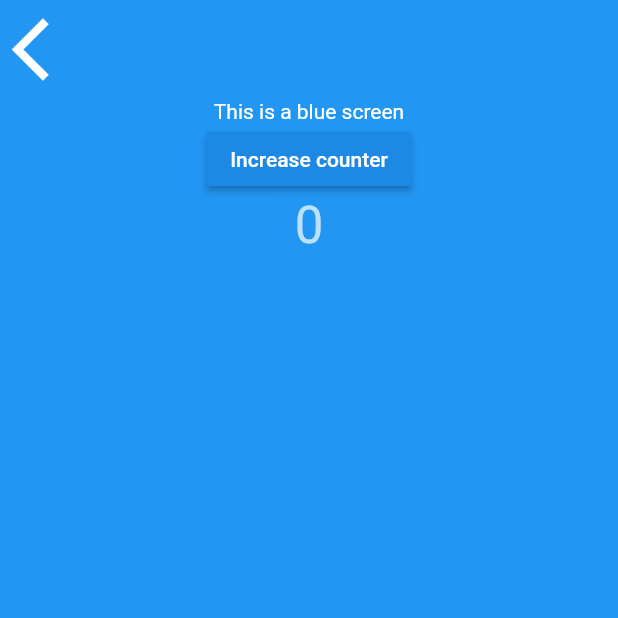
After one commit to kevinkooyizen/flutter-testing, a Flutter app: the screen it shows after launch, after a tap on "Blue Screen", on a phone screen of 412 x 824 dp, the top half of it. The commit adds this screen. Run offline on Flutter 3.47's test engine with Material 2 defaults, Android fonts, the phone set to English and light mode, and no system bars; our stand-ins replace flutter_spinkit, geolocator; missing offline and left inert: golden_toolkit.

Commit message:
Add blue screen

```diff
--- /dev/null
+++ b/lib/screens/blue_screen.dart
@@ -0,0 +1,60 @@
+import 'package:flutter/material.dart';
+
+// BlueScreen which can be navigated from the home screen
+class BlueScreen extends StatefulWidget {
+  const BlueScreen({Key? key}) : super(key: key);
+
+  @override
+  State<BlueScreen> createState() => _BlueScreenState();
+}
+
+class _BlueScreenState extends State<BlueScreen> {
+  // Counter for the number of times the button has been pressed
+  int _counter = 0;
+
+  @override
+  Widget build(BuildContext context) {
+    return Scaffold(
+      body: Container(
+        color: Colors.blue,
+        constraints: const BoxConstraints.expand(),
+        child: SafeArea(
+          child: Column(
+            children: <Widget>[
+              Align(
+                alignment: Alignment.topLeft,
+                child: TextButton(
+                  onPressed: () {
+                    Navigator.pop(context);
+                  },
+                  child: const Icon(
+                    Icons.arrow_back_ios,
+                    size: 50.0,
+                    color: Colors.white,
+                  ),
+                ),
+              ),
+              const Text('This is a blue screen'),
+
+              // Button to increase counter value
+              RaisedButton(
+                onPressed: () {
+                  setState(() {
+                    _counter++;
+                  });
+                },
+                child: const Text('Increase counter'),
+              ),
+
+              // Text that shows counter value
+              Text(
+                '$_counter',
+                style: Theme.of(context).textTheme.headline4,
+              ),
+            ],
+          ),
+        ),
+      ),
+    );
+  }
+}
--- a/lib/screens/home_screen.dart
+++ b/lib/screens/home_screen.dart
@@ -1,4 +1,5 @@
 import 'package:flutter/material.dart';
+import 'package:flutter_testing/screens/blue_screen.dart';
 import 'package:flutter_testing/screens/changing_text_screen.dart';
 import 'package:flutter_testing/screens/green_screen.dart';
 import 'package:flutter_testing/screens/yellow_screen.dart';
@@ -61,6 +62,25 @@ class _HomeScreenState extends State<HomeScreen> {
               // Large Padding
               const SizedBox(height: kLargePadding),
 
+              // Button to go to blue screen
+              MyButtonWidget(
+                buttonText: 'Blue Screen',
+                buttonAction: () {
+                  Navigator.push(
+                    context,
+                    MaterialPageRoute(
+                      builder: (context) {
+                        return const BlueScreen();
+                      },
+                    ),
+                  );
+                },
+                buttonColour: Colors.blue,
+              ),
+
+              // Large Padding
+              const SizedBox(height: kLargePadding),
+
               // Button to go to changing text screen
               MyButtonWidget(
                 buttonText: 'Changing Text Screen',
```
